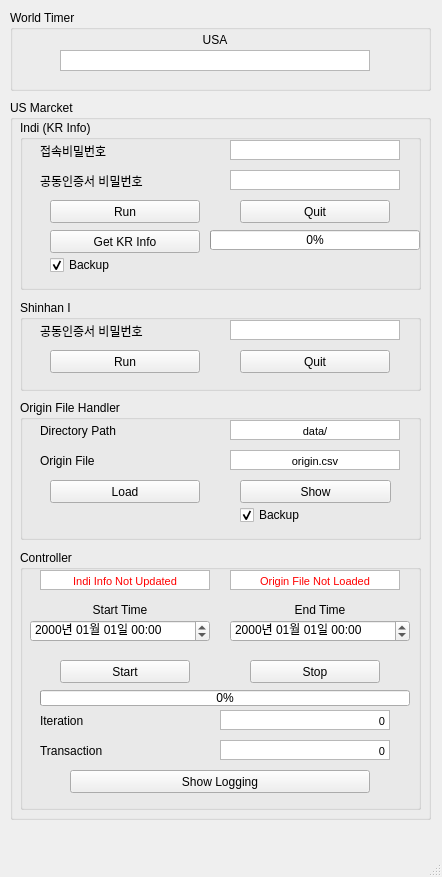
LeoHNLee/portfolio_manager, file pm/templates/main.ui: the form before one commit.
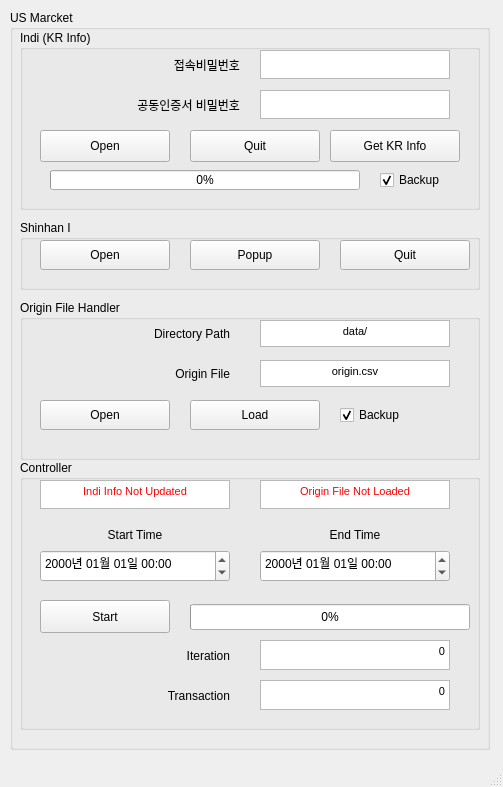
The form after the commit.

Commit message: [dev] shi open/popup/quit

```diff
--- a/pm/templates/main.ui
+++ b/pm/templates/main.ui
@@ -6,76 +6,21 @@
    <rect>
     <x>0</x>
     <y>0</y>
-    <width>442</width>
-    <height>877</height>
+    <width>503</width>
+    <height>787</height>
    </rect>
   </property>
   <property name="windowTitle">
    <string>Portfolio Manager</string>
   </property>
   <widget class="QWidget" name="centralwidget">
-   <widget class="QGroupBox" name="groupBox">
-    <property name="geometry">
-     <rect>
-      <x>10</x>
-      <y>10</y>
-      <width>421</width>
-      <height>81</height>
-     </rect>
-    </property>
-    <property name="title">
-     <string>World Timer</string>
-    </property>
-    <widget class="QLabel" name="label">
-     <property name="geometry">
-      <rect>
-       <x>60</x>
-       <y>20</y>
-       <width>290</width>
-       <height>20</height>
-      </rect>
-     </property>
-     <property name="text">
-      <string>USA</string>
-     </property>
-     <property name="alignment">
-      <set>Qt::AlignCenter</set>
-     </property>
-     <property name="wordWrap">
-      <bool>false</bool>
-     </property>
-    </widget>
-    <widget class="QTextBrowser" name="USCntrIter_tb_2">
-     <property name="geometry">
-      <rect>
-       <x>50</x>
-       <y>40</y>
-       <width>310</width>
-       <height>21</height>
-      </rect>
-     </property>
-     <property name="verticalScrollBarPolicy">
-      <enum>Qt::ScrollBarAlwaysOff</enum>
-     </property>
-     <property name="horizontalScrollBarPolicy">
-      <enum>Qt::ScrollBarAlwaysOff</enum>
-     </property>
-     <property name="html">
-      <string>&lt;!DOCTYPE HTML PUBLIC &quot;-//W3C//DTD HTML 4.0//EN&quot; &quot;http://www.w3.org/TR/REC-html40/strict.dtd&quot;&gt;
-&lt;html&gt;&lt;head&gt;&lt;meta name=&quot;qrichtext&quot; content=&quot;1&quot; /&gt;&lt;style type=&quot;text/css&quot;&gt;
-p, li { white-space: pre-wrap; }
-&lt;/style&gt;&lt;/head&gt;&lt;body style=&quot; font-family:'MS Shell Dlg 2'; font-size:8pt; font-weight:400; font-style:normal;&quot;&gt;
-&lt;p align=&quot;center&quot; style=&quot;-qt-paragraph-type:empty; margin-top:0px; margin-bottom:0px; margin-left:0px; margin-right:0px; -qt-block-indent:0; text-indent:0px;&quot;&gt;&lt;br /&gt;&lt;/p&gt;&lt;/body&gt;&lt;/html&gt;</string>
-     </property>
-    </widget>
-   </widget>
    <widget class="QGroupBox" name="groupBox_2">
     <property name="geometry">
      <rect>
       <x>10</x>
-      <y>100</y>
-      <width>421</width>
-      <height>720</height>
+      <y>10</y>
+      <width>480</width>
+      <height>740</height>
      </rect>
     </property>
     <property name="title">
@@ -86,8 +31,8 @@
       <rect>
        <x>10</x>
        <y>20</y>
-       <width>401</width>
-       <height>170</height>
+       <width>460</width>
+       <height>180</height>
       </rect>
      </property>
      <property name="title">
@@ -96,23 +41,23 @@
      <widget class="QPushButton" name="pushButton_2">
       <property name="geometry">
        <rect>
-        <x>30</x>
-        <y>80</y>
-        <width>150</width>
-        <height>23</height>
+        <x>20</x>
+        <y>100</y>
+        <width>130</width>
+        <height>32</height>
        </rect>
       </property>
       <property name="text">
-       <string>Run</string>
+       <string>Open</string>
       </property>
      </widget>
      <widget class="QPushButton" name="USIndiGet_pb">
       <property name="geometry">
        <rect>
-        <x>30</x>
-        <y>110</y>
-        <width>150</width>
-        <height>23</height>
+        <x>310</x>
+        <y>100</y>
+        <width>130</width>
+        <height>32</height>
        </rect>
       </property>
       <property name="text">
@@ -122,10 +67,10 @@
      <widget class="QTextEdit" name="textEdit">
       <property name="geometry">
        <rect>
-        <x>210</x>
+        <x>240</x>
         <y>20</y>
-        <width>170</width>
-        <height>20</height>
+        <width>190</width>
+        <height>29</height>
        </rect>
       </property>
       <property name="verticalScrollBarPolicy">
@@ -151,36 +96,42 @@
      <widget class="QLabel" name="label_5">
       <property name="geometry">
        <rect>
-        <x>20</x>
+        <x>30</x>
         <y>20</y>
-        <width>170</width>
-        <height>21</height>
+        <width>190</width>
+        <height>30</height>
        </rect>
       </property>
       <property name="text">
        <string>접속비밀번호</string>
       </property>
+      <property name="alignment">
+       <set>Qt::AlignRight|Qt::AlignTrailing|Qt::AlignVCenter</set>
+      </property>
      </widget>
      <widget class="QLabel" name="label_6">
       <property name="geometry">
        <rect>
-        <x>20</x>
-        <y>50</y>
-        <width>170</width>
-        <height>21</height>
+        <x>30</x>
+        <y>60</y>
+        <width>190</width>
+        <height>30</height>
        </rect>
       </property>
       <property name="text">
        <string>공동인증서 비밀번호</string>
       </property>
+      <property name="alignment">
+       <set>Qt::AlignRight|Qt::AlignTrailing|Qt::AlignVCenter</set>
+      </property>
      </widget>
      <widget class="QTextEdit" name="textEdit_2">
       <property name="geometry">
        <rect>
-        <x>210</x>
-        <y>50</y>
-        <width>170</width>
-        <height>20</height>
+        <x>240</x>
+        <y>60</y>
+        <width>190</width>
+        <height>29</height>
        </rect>
       </property>
       <property name="verticalScrollBarPolicy">
@@ -200,10 +151,10 @@
      <widget class="QPushButton" name="pushButton_5">
       <property name="geometry">
        <rect>
-        <x>220</x>
-        <y>80</y>
-        <width>150</width>
-        <height>23</height>
+        <x>170</x>
+        <y>100</y>
+        <width>130</width>
+        <height>32</height>
        </rect>
       </property>
       <property name="text">
@@ -213,10 +164,10 @@
      <widget class="QCheckBox" name="USIndiGetBackup_cb">
       <property name="geometry">
        <rect>
-        <x>30</x>
-        <y>130</y>
-        <width>150</width>
-        <height>30</height>
+        <x>360</x>
+        <y>140</y>
+        <width>80</width>
+        <height>20</height>
        </rect>
       </property>
       <property name="mouseTracking">
@@ -232,9 +183,9 @@
      <widget class="QProgressBar" name="USIndiGet_pbar">
       <property name="geometry">
        <rect>
-        <x>190</x>
-        <y>110</y>
-        <width>210</width>
+        <x>30</x>
+        <y>140</y>
+        <width>310</width>
         <height>20</height>
        </rect>
       </property>
@@ -248,8 +199,8 @@
       <rect>
        <x>10</x>
        <y>450</y>
-       <width>401</width>
-       <height>260</height>
+       <width>460</width>
+       <height>270</height>
       </rect>
      </property>
      <property name="title">
@@ -258,10 +209,10 @@
      <widget class="QLabel" name="label_4">
       <property name="geometry">
        <rect>
-        <x>210</x>
-        <y>50</y>
-        <width>180</width>
-        <height>20</height>
+        <x>240</x>
+        <y>60</y>
+        <width>190</width>
+        <height>30</height>
        </rect>
       </property>
       <property name="text">
@@ -277,10 +228,10 @@
      <widget class="QDateTimeEdit" name="USCntrStartTime_dt">
       <property name="geometry">
        <rect>
-        <x>10</x>
-        <y>70</y>
-        <width>180</width>
-        <height>22</height>
+        <x>20</x>
+        <y>90</y>
+        <width>190</width>
+        <height>32</height>
        </rect>
       </property>
       <property name="dateTime">
@@ -300,36 +251,23 @@
      <widget class="QDateTimeEdit" name="USCntrEndTime_dt">
       <property name="geometry">
        <rect>
-        <x>210</x>
-        <y>70</y>
-        <width>180</width>
-        <height>22</height>
+        <x>240</x>
+        <y>90</y>
+        <width>190</width>
+        <height>32</height>
        </rect>
       </property>
       <property name="displayFormat">
        <string>yyyy년 MM월 dd일 hh:mm</string>
       </property>
      </widget>
-     <widget class="QPushButton" name="USCntrrEnd">
-      <property name="geometry">
-       <rect>
-        <x>230</x>
-        <y>110</y>
-        <width>130</width>
-        <height>23</height>
-       </rect>
-      </property>
-      <property name="text">
-       <string>Stop</string>
-      </property>
-     </widget>
      <widget class="QPushButton" name="USCntrStart_pb">
       <property name="geometry">
        <rect>
-        <x>40</x>
-        <y>110</y>
+        <x>20</x>
+        <y>140</y>
         <width>130</width>
-        <height>23</height>
+        <height>33</height>
        </rect>
       </property>
       <property name="text">
@@ -339,10 +277,10 @@
      <widget class="QLabel" name="label_3">
       <property name="geometry">
        <rect>
-        <x>10</x>
-        <y>50</y>
-        <width>180</width>
-        <height>20</height>
+        <x>20</x>
+        <y>60</y>
+        <width>190</width>
+        <height>30</height>
        </rect>
       </property>
       <property name="text">
@@ -359,48 +297,41 @@
       <property name="geometry">
        <rect>
         <x>20</x>
-        <y>160</y>
-        <width>170</width>
-        <height>21</height>
+        <y>180</y>
+        <width>190</width>
+        <height>31</height>
        </rect>
       </property>
       <property name="text">
        <string>Iteration</string>
       </property>
+      <property name="alignment">
+       <set>Qt::AlignRight|Qt::AlignTrailing|Qt::AlignVCenter</set>
+      </property>
      </widget>
      <widget class="QLabel" name="label_12">
       <property name="geometry">
        <rect>
         <x>20</x>
-        <y>190</y>
-        <width>170</width>
-        <height>21</height>
+        <y>220</y>
+        <width>190</width>
+        <height>31</height>
        </rect>
       </property>
       <property name="text">
        <string>Transaction</string>
       </property>
-     </widget>
-     <widget class="QPushButton" name="pushButton_9">
-      <property name="geometry">
-       <rect>
-        <x>50</x>
-        <y>220</y>
-        <width>300</width>
-        <height>23</height>
-       </rect>
-      </property>
-      <property name="text">
-       <string>Show Logging</string>
+      <property name="alignment">
+       <set>Qt::AlignRight|Qt::AlignTrailing|Qt::AlignVCenter</set>
       </property>
      </widget>
      <widget class="QProgressBar" name="USCntr_pbar">
       <property name="geometry">
        <rect>
-        <x>20</x>
-        <y>140</y>
-        <width>370</width>
-        <height>16</height>
+        <x>170</x>
+        <y>144</y>
+        <width>280</width>
+        <height>26</height>
        </rect>
       </property>
       <property name="value">
@@ -410,10 +341,10 @@
      <widget class="QTextBrowser" name="USCntrIter_tb">
       <property name="geometry">
        <rect>
-        <x>200</x>
-        <y>160</y>
-        <width>170</width>
-        <height>20</height>
+        <x>240</x>
+        <y>180</y>
+        <width>190</width>
+        <height>30</height>
        </rect>
       </property>
       <property name="verticalScrollBarPolicy">
@@ -433,10 +364,10 @@
      <widget class="QTextBrowser" name="USCntrTrans_tb">
       <property name="geometry">
        <rect>
-        <x>200</x>
-        <y>190</y>
-        <width>170</width>
-        <height>20</height>
+        <x>240</x>
+        <y>220</y>
+        <width>190</width>
+        <height>30</height>
        </rect>
       </property>
       <property name="verticalScrollBarPolicy">
@@ -458,8 +389,8 @@
        <rect>
         <x>20</x>
         <y>20</y>
-        <width>170</width>
-        <height>20</height>
+        <width>190</width>
+        <height>29</height>
        </rect>
       </property>
       <property name="verticalScrollBarPolicy">
@@ -479,10 +410,10 @@
      <widget class="QTextEdit" name="USCntrOriginStatus_tb">
       <property name="geometry">
        <rect>
-        <x>210</x>
+        <x>240</x>
         <y>20</y>
-        <width>170</width>
-        <height>20</height>
+        <width>190</width>
+        <height>29</height>
        </rect>
       </property>
       <property name="verticalScrollBarPolicy">
@@ -504,84 +435,61 @@
      <property name="geometry">
       <rect>
        <x>10</x>
-       <y>200</y>
-       <width>401</width>
-       <height>91</height>
+       <y>210</y>
+       <width>460</width>
+       <height>70</height>
       </rect>
      </property>
      <property name="title">
       <string>Shinhan I</string>
      </property>
-     <widget class="QTextEdit" name="textEdit_3">
-      <property name="geometry">
-       <rect>
-        <x>210</x>
-        <y>20</y>
-        <width>170</width>
-        <height>20</height>
-       </rect>
-      </property>
-      <property name="verticalScrollBarPolicy">
-       <enum>Qt::ScrollBarAlwaysOff</enum>
-      </property>
-      <property name="horizontalScrollBarPolicy">
-       <enum>Qt::ScrollBarAlwaysOff</enum>
-      </property>
-      <property name="html">
-       <string>&lt;!DOCTYPE HTML PUBLIC &quot;-//W3C//DTD HTML 4.0//EN&quot; &quot;http://www.w3.org/TR/REC-html40/strict.dtd&quot;&gt;
-&lt;html&gt;&lt;head&gt;&lt;meta name=&quot;qrichtext&quot; content=&quot;1&quot; /&gt;&lt;style type=&quot;text/css&quot;&gt;
-p, li { white-space: pre-wrap; }
-&lt;/style&gt;&lt;/head&gt;&lt;body style=&quot; font-family:'MS Shell Dlg 2'; font-size:8pt; font-weight:400; font-style:normal;&quot;&gt;
-&lt;p style=&quot;-qt-paragraph-type:empty; margin-top:0px; margin-bottom:0px; margin-left:0px; margin-right:0px; -qt-block-indent:0; text-indent:0px;&quot;&gt;&lt;br /&gt;&lt;/p&gt;&lt;/body&gt;&lt;/html&gt;</string>
-      </property>
-     </widget>
-     <widget class="QLabel" name="label_7">
+     <widget class="QPushButton" name="USSHIOpen_pb">
       <property name="geometry">
        <rect>
         <x>20</x>
         <y>20</y>
-        <width>170</width>
-        <height>21</height>
+        <width>130</width>
+        <height>30</height>
        </rect>
       </property>
       <property name="text">
-       <string>공동인증서 비밀번호</string>
+       <string>Open</string>
       </property>
      </widget>
      <widget class="QPushButton" name="pushButton_6">
       <property name="geometry">
        <rect>
-        <x>30</x>
-        <y>50</y>
-        <width>150</width>
-        <height>23</height>
-       </rect>
-      </property>
-      <property name="text">
-       <string>Run</string>
-      </property>
-     </widget>
-     <widget class="QPushButton" name="pushButton_7">
-      <property name="geometry">
-       <rect>
-        <x>220</x>
-        <y>50</y>
-        <width>150</width>
-        <height>23</height>
+        <x>320</x>
+        <y>20</y>
+        <width>130</width>
+        <height>30</height>
        </rect>
       </property>
       <property name="text">
        <string>Quit</string>
       </property>
      </widget>
+     <widget class="QPushButton" name="USSHIPoupu_pb">
+      <property name="geometry">
+       <rect>
+        <x>170</x>
+        <y>20</y>
+        <width>130</width>
+        <height>30</height>
+       </rect>
+      </property>
+      <property name="text">
+       <string>Popup</string>
+      </property>
+     </widget>
     </widget>
     <widget class="QGroupBox" name="groupBox_6">
      <property name="geometry">
       <rect>
        <x>10</x>
-       <y>300</y>
-       <width>401</width>
-       <height>140</height>
+       <y>290</y>
+       <width>460</width>
+       <height>160</height>
       </rect>
      </property>
      <property name="title">
@@ -590,10 +498,10 @@
      <widget class="QTextEdit" name="USOriginDir_tb">
       <property name="geometry">
        <rect>
-        <x>210</x>
+        <x>240</x>
         <y>20</y>
-        <width>170</width>
-        <height>20</height>
+        <width>190</width>
+        <height>27</height>
        </rect>
       </property>
       <property name="verticalScrollBarPolicy">
@@ -613,10 +521,10 @@
      <widget class="QTextEdit" name="USOriginFile_tb">
       <property name="geometry">
        <rect>
-        <x>210</x>
-        <y>50</y>
-        <width>170</width>
-        <height>20</height>
+        <x>240</x>
+        <y>60</y>
+        <width>190</width>
+        <height>27</height>
        </rect>
       </property>
       <property name="verticalScrollBarPolicy">
@@ -636,14 +544,14 @@
      <widget class="QPushButton" name="USOriginFileShow_pb">
       <property name="geometry">
        <rect>
-        <x>220</x>
-        <y>80</y>
-        <width>151</width>
-        <height>23</height>
+        <x>20</x>
+        <y>100</y>
+        <width>130</width>
+        <height>30</height>
        </rect>
       </property>
       <property name="text">
-       <string>Show</string>
+       <string>Open</string>
       </property>
      </widget>
      <widget class="QLabel" name="USOriginDir_lb">
@@ -651,34 +559,40 @@
        <rect>
         <x>20</x>
         <y>20</y>
-        <width>170</width>
-        <height>21</height>
+        <width>190</width>
+        <height>28</height>
        </rect>
       </property>
       <property name="text">
        <string>Directory Path</string>
       </property>
+      <property name="alignment">
+       <set>Qt::AlignRight|Qt::AlignTrailing|Qt::AlignVCenter</set>
+      </property>
      </widget>
      <widget class="QLabel" name="label_9">
       <property name="geometry">
        <rect>
         <x>20</x>
-        <y>50</y>
-        <width>170</width>
-        <height>21</height>
+        <y>60</y>
+        <width>190</width>
+        <height>28</height>
        </rect>
       </property>
       <property name="text">
        <string>Origin File</string>
       </property>
+      <property name="alignment">
+       <set>Qt::AlignRight|Qt::AlignTrailing|Qt::AlignVCenter</set>
+      </property>
      </widget>
      <widget class="QPushButton" name="USOriginFileLoad_pb">
       <property name="geometry">
        <rect>
-        <x>30</x>
-        <y>80</y>
-        <width>150</width>
-        <height>23</height>
+        <x>170</x>
+        <y>100</y>
+        <width>130</width>
+        <height>30</height>
        </rect>
       </property>
       <property name="text">
@@ -688,9 +602,9 @@
      <widget class="QCheckBox" name="USOriginShowBackup_cb">
       <property name="geometry">
        <rect>
-        <x>220</x>
+        <x>320</x>
         <y>100</y>
-        <width>150</width>
+        <width>100</width>
         <height>30</height>
        </rect>
       </property>
```
Left out of the diff: 8 changed lines with no effect on the pictures. The commit also changes 2 other files.
